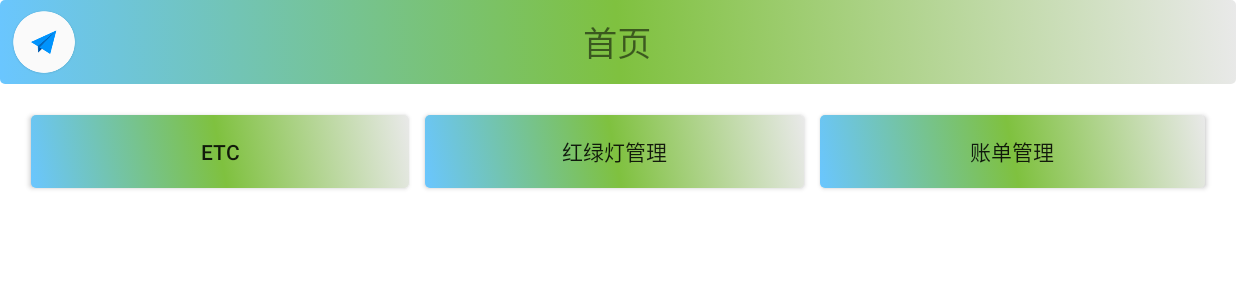
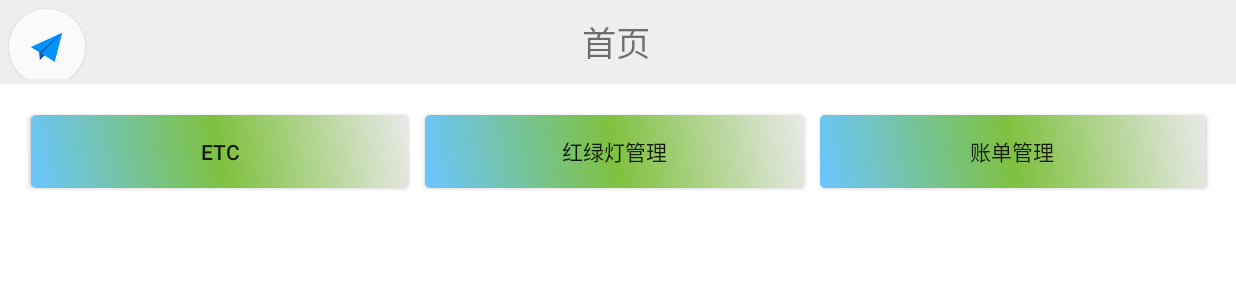
Before and after one commit to LiMouo/Train_2, an Android app: the screen it shows after launch (MainActivity), on a phone screen of 824 x 412 dp (held sideways). Shown: the top 300 px of the screen. Run offline under Robolectric (Android 15) with nearby library versions, the phone set to English and light mode, and no system bars.

Commit message:
移除xml依赖 解决拦截不够彻底

```diff
--- a/app/src/main/java/com/ziker/train/RedGreenActivity.java
+++ b/app/src/main/java/com/ziker/train/RedGreenActivity.java
@@ -141,25 +141,25 @@ public class RedGreenActivity extends MyAppCompatActivity implements View.OnClic
                 break;
             case 5:
                 Arrays.sort(lightinfo,(o1, o2)->{
-                    if(o1.getGreenTime()>o2.getGreenTime())return 1;
+                    if(o1.getYellowTime()>o2.getYellowTime())return 1;
                     else return -1;
                 });
                 break;
             case 6:
                 Arrays.sort(lightinfo,(o1, o2)->{
-                    if(o1.getGreenTime()<o2.getGreenTime())return 1;
+                    if(o1.getYellowTime()<o2.getYellowTime())return 1;
                     else return -1;
                 });
                 break;
             case 7:
                 Arrays.sort(lightinfo,(o1, o2)->{
-                    if(o1.getYellowTime()>o2.getYellowTime())return 1;
+                    if(o1.getGreenTime()>o2.getGreenTime())return 1;
                     else return -1;
                 });
                 break;
             case 8:
                 Arrays.sort(lightinfo,(o1, o2)->{
-                    if(o1.getYellowTime()<o2.getYellowTime())return 1;
+                    if(o1.getGreenTime()<o2.getGreenTime())return 1;
                     else return -1;
                 });
                 break;
--- a/app/src/main/java/com/ziker/train/Utils/Menu.java
+++ b/app/src/main/java/com/ziker/train/Utils/Menu.java
@@ -6,14 +6,12 @@ import android.content.Intent;
 import android.content.res.TypedArray;
 import android.graphics.Canvas;
 import android.graphics.Color;
-import android.graphics.drawable.AnimationDrawable;
 import android.util.AttributeSet;
-import android.util.DisplayMetrics;
+import android.view.Gravity;
 import android.view.LayoutInflater;
 import android.view.MotionEvent;
 import android.view.View;
 import android.view.ViewGroup;
-import android.view.WindowManager;
 import android.widget.ImageView;
 import android.widget.LinearLayout;
 import android.widget.TextView;
@@ -29,15 +27,20 @@ public class Menu extends LinearLayout {//
     private LinearLayout linear;//侧滑菜单主体布局
     private LinearLayout linear_main;//主体布局
     private LinearLayout linear_left;//侧滑菜单主体布局
-    private View topmenu_more;//More布局
+    private LinearLayout linear_main_menu;//标题栏
+    private TextView menu_title;//标题
+    private LinearLayout menu_src_root;//图标根
+    private ImageView menu_src;//图标
+    private LinearLayout menu_more_root;//标题more父布局
+    private View menu_more;//用户传过来的more
     private List<View> viewList;
     private List<Integer> idList;
     private int onTouchStartX = 0;
     private int onInterceptStartX = 0;
     private int onInterceptStartY = 0;
-    private int bx=0;
+    private int bx = 0;
     private int offsetX;
-    private boolean aBoolean =true;
+    private boolean aBoolean = true;
 
     public Menu(Context context) {
         super(context);
@@ -46,12 +49,12 @@ public class Menu extends LinearLayout {//
     }
 
     //动态添加布局代
-    public Menu(Context context, View view,String Title, Integer MenuIcon,Integer Top_more_id,Integer Left_menu_id){
+    public Menu(Context context, View view, String Title, Integer MenuIcon, Integer Top_more_id, Integer Left_menu_id) {
         super(context);
         setLinear();
         linear_main.addView(view);
-        this.setBackgroundColor(Color.parseColor("#00ffffff"));//this参数设置
-        setResources(context,Title,MenuIcon,Top_more_id,Left_menu_id);
+        this.setBackgroundColor(Color.parseColor("#ffffff"));//this参数设置
+        setResources(context, Title, MenuIcon, Top_more_id, Left_menu_id);
     }
 
     //xml静态添加布局
@@ -59,20 +62,21 @@ public class Menu extends LinearLayout {//
         super(context, attrs);
         setLinear();
         //获取自定义参数值
-        TypedArray ta=context.obtainStyledAttributes(attrs, R.styleable.Menu);
-        int MenuIcon = ta.getResourceId(R.styleable.Menu_src,0);
+        TypedArray ta = context.obtainStyledAttributes(attrs, R.styleable.Menu);
+        int MenuIcon = ta.getResourceId(R.styleable.Menu_src, 0);
         String Title = ta.getString(R.styleable.Menu_title);
-        int Top_more_id = ta.getResourceId(R.styleable.Menu_linear_top_more,0);
-        int Left_menu_id = ta.getResourceId(R.styleable.Menu_linear_left_menu,0);
+        int Top_more_id = ta.getResourceId(R.styleable.Menu_linear_top_more, 0);
+        int Left_menu_id = ta.getResourceId(R.styleable.Menu_linear_left_menu, 0);
         ta.recycle();
-        if(MenuIcon != 0)
-            setResources(context,Title,MenuIcon,Top_more_id,Left_menu_id);
+        if (MenuIcon != 0)
+            setResources(context, Title, MenuIcon, Top_more_id, Left_menu_id);
         else
-            setResources(context,Title,null,Top_more_id,Left_menu_id);
+            setResources(context, Title, null, Top_more_id, Left_menu_id);
     }
 
-    private void setResources(Context context,String Title, Integer MenuIcon,Integer Top_more_id,Integer Left_menu_id){
-        if(Left_menu_id!=0){
+    private void setResources(Context context, String Title, Integer MenuIcon, Integer Top_more_id, Integer Left_menu_id) {
+        //找到子控件
+        if (Left_menu_id != null) {
             LinearLayout linear_menu = (LinearLayout) LayoutInflater.from(context).inflate(Left_menu_id, null);
             linear_left.addView(linear_menu);
             //找到所有子控件及ID
@@ -82,38 +86,29 @@ public class Menu extends LinearLayout {//
                 idList.add(viewList.get(i).getId());
             }
         }
-        //找到子控件
-        TextView title = findViewById(R.id.title);//标题
-        ImageView menu = findViewById(R.id.menu);//src图标
-        LinearLayout linear_more = findViewById(R.id.linear_more);//more布局
-        LinearLayout linear_top = findViewById(R.id.linear_menumain);//上菜单
-        AnimationDrawable animationDrawable = (AnimationDrawable) linear_top.getBackground();//设置上菜单动画
-        animationDrawable.setExitFadeDuration(1000);
-        animationDrawable.start();
-        menu.setOnClickListener(v -> {//设置菜单图表点击事件
-            if(linear.getTranslationX()==0)
+
+        menu_src.setOnClickListener(v -> {//设置菜单图标击事件
+            if (linear.getTranslationX() == 0)
                 linear.setTranslationX(-linear_left.getWidth());
-            else if(linear.getTranslationX()==-linear_left.getWidth()){
+            else if (linear.getTranslationX() == -linear_left.getWidth()) {
                 linear.setTranslationX(0);
             }
         });
-        if(Top_more_id!=null){//more布局不为空加载
-            topmenu_more = LayoutInflater.from(context).inflate(Top_more_id,null);
-            linear_more.addView(topmenu_more);
+        if (Top_more_id != null) {//more布局不为空加载
+            menu_more = LayoutInflater.from(context).inflate(Top_more_id, null);
+            menu_more_root.addView(menu_more_root);
         }
-        if(MenuIcon != null){//图标不为空加载
-            menu.setImageResource(MenuIcon);
+        if (MenuIcon != null) {//图标不为空加载
+            menu_src.setImageResource(MenuIcon);
         }
-        title.setTextSize(23);
-        if(Title!=null) {//标题不为空
-            title.setText(Title);
-        }else {
-            title.setText("菜单标题未设置");
+        if (Title != null) {//标题不为空
+            menu_title.setText(Title);
+        } else {
+            menu_title.setText("菜单标题未设置");
         }
-        if(topmenu_more ==null && MenuIcon==null){//图标与more布局为空则让text占满
-            LinearLayout layout = findViewById(R.id.src_root);
-            layout.setVisibility(GONE);
-            linear_more.setVisibility(GONE);
+        if (Top_more_id == null && MenuIcon == null) {//图标与more布局为空则让text占满
+            menu_src_root.setVisibility(GONE);
+            menu_more_root.setVisibility(GONE);
         }
     }
 
@@ -136,67 +131,79 @@ public class Menu extends LinearLayout {//
         super.onDraw(canvas);
     }
 
-    protected void setLinear(){
-        LayoutParams linear_params = new LayoutParams(LayoutParams.MATCH_PARENT,LayoutParams.MATCH_PARENT);
-        linear = new LinearLayout(getContext());
-        linear.setOrientation(LinearLayout.HORIZONTAL);
-        linear.setLayoutParams(linear_params);
-        linear.setBackgroundColor(Color.parseColor("#eeeeee"));
-        linear_params.width = getResources().getDisplayMetrics().widthPixels /3 + getResources().getDisplayMetrics().widthPixels;
-        linear.setLayoutParams(linear_params);
+    protected void setLinear() {
+        int width = getResources().getDisplayMetrics().widthPixels;
+        int height = getResources().getDisplayMetrics().heightPixels;
+        int menu_height = (int)(56* getContext().getResources().getDisplayMetrics().density+0.5f);
+
+        linear = getLinearLayout(LinearLayout.HORIZONTAL, "#eeeeee", width + width / 3, height);//根布局
+        linear_left = getLinearLayout(LinearLayout.VERTICAL, "#eeeeee", width / 3, height);//左侧滑动区
+        linear_main = getLinearLayout(LinearLayout.VERTICAL, "#ffffff", width, height);//内容区
+        linear_main_menu = getLinearLayout(LinearLayout.HORIZONTAL, "#eeeeee", width, menu_height);
+        menu_src_root = getLinearLayout(LinearLayout.HORIZONTAL, null, width / 8 * 3, menu_height);
+        menu_more_root = getLinearLayout(LinearLayout.HORIZONTAL, null, width / 8 * 3, menu_height);
+
+        menu_src_root.setPadding(5,5,5,5);
+
+        menu_src = new ImageView(getContext());
+        menu_src.setLayoutParams(new LayoutParams(menu_height,menu_height));
+
+        menu_title = new TextView(getContext());
+        menu_title.setText("标题");
+        menu_title.setWidth(width / 4);
+        menu_title.setHeight(height);
+        menu_title.setTextSize(23);
+
+        menu_more_root.setGravity(Gravity.CENTER);
+        menu_title.setGravity(Gravity.CENTER);
+        menu_src_root.setGravity(Gravity.START);
+
+        menu_src_root.addView(menu_src);
+        linear_main_menu.addView(menu_src_root);
+        linear_main_menu.addView(menu_title);
+        linear_main_menu.addView(menu_more_root);
+        linear_main.addView(linear_main_menu);
+        linear.addView(linear_left);
+        linear.addView(linear_main);
         this.addView(linear);
-        //定义一个linear_left主体填充侧滑菜单
-        LayoutParams left_params = new LayoutParams(LayoutParams.MATCH_PARENT,LayoutParams.MATCH_PARENT);
-        linear_left = new LinearLayout(getContext());
-        linear_left.setOrientation(LinearLayout.VERTICAL);
-        linear_left.setLayoutParams(left_params);
-        linear_left.setBackgroundColor(Color.parseColor("#eeeeee"));
-        left_params.width = getResources().getDisplayMetrics().widthPixels /3;
-        linear_left.setLayoutParams(left_params);
-        linear.addView(linear_left);
-        //定义一个linear_main主体填充侧滑菜单
-        LayoutParams main_params = new LayoutParams(LayoutParams.MATCH_PARENT,LayoutParams.MATCH_PARENT);
-        linear_main = new LinearLayout(getContext());
-        linear_main.setOrientation(LinearLayout.VERTICAL);
-        linear_main.setLayoutParams(main_params);
-        linear_main.setBackgroundColor(Color.parseColor("#ffffff"));
-        WindowManager windowManager = (WindowManager) getContext().getSystemService(Context.WINDOW_SERVICE);
-        DisplayMetrics displayMetrics = new DisplayMetrics();
-        windowManager.getDefaultDisplay().getMetrics(displayMetrics);
-        main_params.width = getResources().getDisplayMetrics().widthPixels * 1;//为LinearLayout设置高度
-        main_params.height = displayMetrics.heightPixels;//为LinearLayout设置高度
-        linear_main.setLayoutParams(main_params);
-        linear.addView(linear_main);
-        //添加菜单到主体主体布局中
-        LayoutInflater.from(getContext()).inflate(R.layout.my_menu, linear_main);
     }
 
-    public void setOnMenuItemStartActivity(List<Integer> IDList, List<Class<?>> ActivitClassList,OnClickListener listener) throws Exception{
-        if(idList == null){
+    private LinearLayout getLinearLayout(int Orientation, String BackgroundColor, int width, int height) {
+        LayoutParams linear_params = new LayoutParams(width, height);
+        LinearLayout Temp = new LinearLayout(getContext());
+        Temp.setOrientation(Orientation);
+        Temp.setLayoutParams(linear_params);
+        if(BackgroundColor != null)
+            Temp.setBackgroundColor(Color.parseColor(BackgroundColor));
+        return Temp;
+    }
+
+    public void setOnMenuItemStartActivity(List<Integer> IDList, List<Class<?>> ActivitClassList, OnClickListener listener) throws Exception {
+        if (idList == null) {
             throw new ExceptionInInitializerError("Please add a menu file in the linear_Left_Menu attribute of the XML layout");
-        }else if(IDList.size()!=ActivitClassList.size()){
+        } else if (IDList.size() != ActivitClassList.size()) {
             throw new ExceptionInInitializerError("PPlease check whether the length of IDlist is consistent with that of Actvitylist");
-        }else{
-            for (int i=0;i<IDList.size();i++) {
+        } else {
+            for (int i = 0; i < IDList.size(); i++) {
                 int itemid = idList.indexOf(IDList.get(i));
-                if(itemid>=0){
+                if (itemid >= 0) {
                     View view = findViewById(IDList.get(i));
                     int finalI = i;
                     view.setOnClickListener(v -> {
-                        Intent intent = new Intent(getContext(),ActivitClassList.get(finalI));
+                        Intent intent = new Intent(getContext(), ActivitClassList.get(finalI));
                         getContext().startActivity(intent);
-                        if(listener != null)
+                        if (listener != null)
                             listener.onClick(view);
-                        else{
+                        else {
                             try {
                                 Thread.sleep(300);
-                                scrollTo(linear_left.getMeasuredWidth(),0);
+                                scrollTo(linear_left.getMeasuredWidth(), 0);
                             } catch (InterruptedException e) {
                                 e.printStackTrace();
                             }
                         }
                     });
-                }else{
+                } else {
                     throw new ExceptionInInitializerError("Please check that all IDS exist in the linear_Left_Menu");
                 }
             }
@@ -214,30 +221,32 @@ public class Menu extends LinearLayout {//
     @Override
     protected void onMeasure(int widthMeasureSpec, int heightMeasureSpec) {
         super.onMeasure(widthMeasureSpec, heightMeasureSpec);
-        if(aBoolean){//第一次测量位置后，调整位置以达到隐藏侧滑菜单
+        if (aBoolean) {//第一次测量位置后，调整位置以达到隐藏侧滑菜单
             linear.setTranslationX(-linear_left.getMeasuredWidth());
-            aBoolean =false;
+            aBoolean = false;
         }
     }
 
     @Override
     public boolean onInterceptTouchEvent(MotionEvent ev) {//拦截子控件ontouchevent事件，例RecycleView滑动事件如不拦截，检测，onTouchevent将被RecycleView拦截，在RecycleView上将无法拉出侧滑菜单
-        switch (ev.getAction()){
+        switch (ev.getAction()) {
             case MotionEvent.ACTION_MOVE:
                 int nextX = (int) ev.getX();
                 int nextY = (int) ev.getY();
-                if (linear.getTranslationX() == 0 && 57 > onInterceptStartY){//侧滑菜单出现并且是一个单击行为
+                if (linear.getTranslationX() == 0 && ((Math.abs(nextX - onInterceptStartX)) >= 7 || Math.abs(nextY - onInterceptStartY) >= 5)) {//侧滑菜单出现并且不是一个单击行为
+                    return true;
+                } else if (nextX - onInterceptStartX > 30 && Math.abs(nextY - onInterceptStartY) <= 20) {//从左向右拉超过30并且y差距小于20
+                    return true;
+                } else if (linear.getTranslationX() == 0 && nextX > linear_left.getWidth() && nextY > 57) {//侧滑菜单出现并且是一个单击行为
+                    return true;
+                } else if (linear.getTranslationX() == 0 && (Math.abs(nextX - onInterceptStartX)) < 7 && Math.abs(nextY - onInterceptStartY) < 5) {//侧滑菜单出现并且是一个单击行为
                     return false;
-                }else if(linear.getTranslationX() == 0 && ((Math.abs(nextX-onInterceptStartX))>=7 || Math.abs (nextY-onInterceptStartY)>=5)){//侧滑菜单出现并且不是一个单击行为
-                    return true;
-                }else if(onInterceptStartX-nextX>0){//从右向左滑动，不处理
+                } else if (onInterceptStartX - nextX > 0) {//从右向左滑动，不处理
                     return false;
-                }else  if(nextX -onInterceptStartX>30 && Math.abs(nextY-onInterceptStartY)<=20){//从左向右拉超过30并且y差距小于20
-                    return true;
                 }
                 return false;
             case MotionEvent.ACTION_DOWN:
-                onInterceptStartX  = (int) ev.getX();
+                onInterceptStartX = (int) ev.getX();
                 onInterceptStartY = (int) ev.getY();
                 onTouchStartX = (int) ev.getX();
                 bx = (int) ev.getX();
@@ -248,24 +257,24 @@ public class Menu extends LinearLayout {//
 
     @Override
     public boolean onTouchEvent(MotionEvent event) {
-        switch (event.getAction()){
+        switch (event.getAction()) {
             case MotionEvent.ACTION_UP:
                 offsetX = (int) (event.getX() - bx);// x 方向偏移
-                if (offsetX<0 &&linear.getTranslationX()!=-linear_left.getWidth()){
-                    if(linear_left.getWidth()/5<-offsetX) {//从右向左收回菜单并拉出部分超过五分之一
+                if (offsetX < 0 && linear.getTranslationX() != -linear_left.getWidth()) {
+                    if (linear_left.getWidth() / 5 < -offsetX) {//从右向左收回菜单并拉出部分超过五分之一
                         ObjectAnimator valueAnimator = ObjectAnimator.ofFloat(linear, "translationX", -linear_left.getWidth());
-                        valueAnimator.setDuration((linear_left.getWidth()+offsetX)/2);
+                        valueAnimator.setDuration((linear_left.getWidth() + offsetX) / 2);
                         valueAnimator.start();
-                    }else{
+                    } else {
                         linear.setTranslationX(0);
                     }
                 }
-                if(offsetX>0 && linear.getTranslationX()!=0){
-                    if (offsetX > linear_left.getWidth() / 5 && linear.getTranslationX()!=0) {//从左向右拉出菜单并拉出部分超过五分之一
-                        ObjectAnimator valueAnimator = ObjectAnimator.ofFloat(linear, "translationX",0);
-                        valueAnimator.setDuration((linear_left.getWidth()-offsetX)/2);
+                if (offsetX > 0 && linear.getTranslationX() != 0) {
+                    if (offsetX > linear_left.getWidth() / 5 && linear.getTranslationX() != 0) {//从左向右拉出菜单并拉出部分超过五分之一
+                        ObjectAnimator valueAnimator = ObjectAnimator.ofFloat(linear, "translationX", 0);
+                        valueAnimator.setDuration((linear_left.getWidth() - offsetX) / 2);
                         valueAnimator.start();
-                    }else {
+                    } else {
                         linear.setTranslationX(-linear_left.getWidth());
                     }
                 }
@@ -274,12 +283,12 @@ public class Menu extends LinearLayout {//
                 break;
             case MotionEvent.ACTION_MOVE:
                 offsetX = (int) (event.getX() - onTouchStartX);// x 方向偏移量
-                if( linear.getTranslationX()+ offsetX  >= 0){//从左向右拉出将超界
+                if (linear.getTranslationX() + offsetX >= 0) {//从左向右拉出将超界
                     linear.setTranslationX(0);
-                }else if(offsetX <0 &&Math.abs(linear.getTranslationX()+offsetX) > linear_left.getWidth()){//从右向左收回将超界
+                } else if (offsetX < 0 && Math.abs(linear.getTranslationX() + offsetX) > linear_left.getWidth()) {//从右向左收回将超界
                     linear.setTranslationX(-linear_left.getWidth());
-                }else if(linear.getTranslationX()<=linear_left.getWidth()) {//不超界正常偏移
-                    linear.setTranslationX(linear.getTranslationX()+ offsetX);
+                } else if (linear.getTranslationX() <= linear_left.getWidth()) {//不超界正常偏移
+                    linear.setTranslationX(linear.getTranslationX() + offsetX);
                 }
                 invalidate();//更新视图
                 onTouchStartX = (int) event.getX();//
@@ -292,11 +301,10 @@ public class Menu extends LinearLayout {//
         return true;//return true 将拦截事件，不在向父类传递该事件，细节百度view事件分发机制
     }
 
-    public View getLinearMore() throws  Exception{//返回Linear_more,方便调用类定制Linear_more
-        int[] a = new int[10];
-        if(topmenu_more !=null)
-            return topmenu_more;
-        else
-            return null;
+    public View getLinearMore() throws Exception {//返回Linear_more,方便调用类定制Linear_more
+        return menu_more;
+    }
+    public View getLinear_main_menu() {
+        return linear_main_menu;
     }
 }
--- a/app/src/main/java/com/ziker/train/Utils/MyAppCompatActivity.java
+++ b/app/src/main/java/com/ziker/train/Utils/MyAppCompatActivity.java
@@ -41,7 +41,7 @@ public class MyAppCompatActivity extends AppCompatActivity {
         ActivityList.add(RedGreenActivity.class);
         ActivityList.add(ManagerActivity.class);
     }
-    public View setMenu(Context context, String Title, Integer Top_more_id){
+    public Menu setMenu(Context context, String Title, Integer Top_more_id){
         View Top_View = findViewById(android.R.id.content);
         ViewGroup parent = (ViewGroup) Top_View.getParent();
         parent.removeView(Top_View);
@@ -60,7 +60,7 @@ public class MyAppCompatActivity extends AppCompatActivity {
         }
         parent.addView(menu);
         try {
-            return menu.getLinearMore();
+            return menu;
         } catch (Exception e) {
             e.printStackTrace();
         }
```
